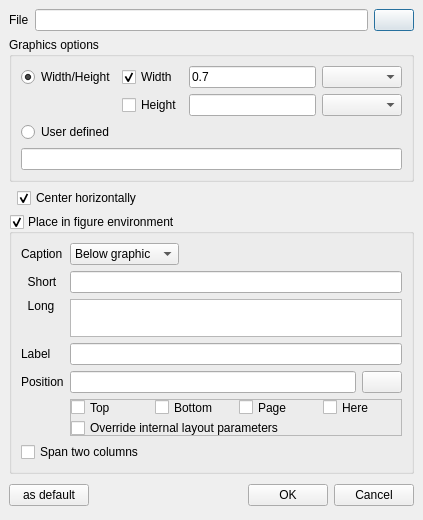
Above: insertgraphics.ui from svn2github/texstudio-trunk before the change. Below: the same form after it.
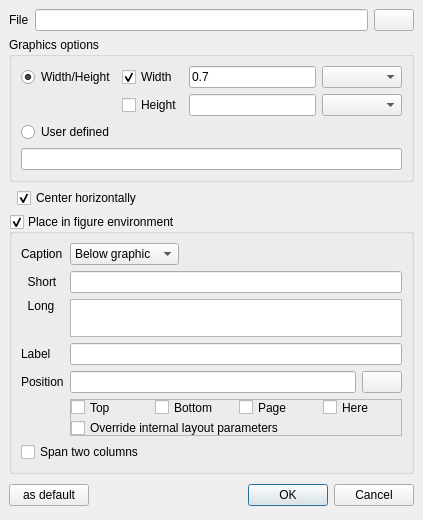
That is the form after the change. Icons and pictures are not drawn.

Commit message: fix default button in config dialog and insert graphics wizard

```diff
--- a/insertgraphics.ui
+++ b/insertgraphics.ui
@@ -432,6 +432,9 @@
        <property name="text">
         <string>OK</string>
        </property>
+       <property name="default">
+        <bool>true</bool>
+       </property>
       </widget>
      </item>
      <item>
```
Left out of the diff: 8 changed lines with no effect on the pictures. The commit also changes 1 other file.
